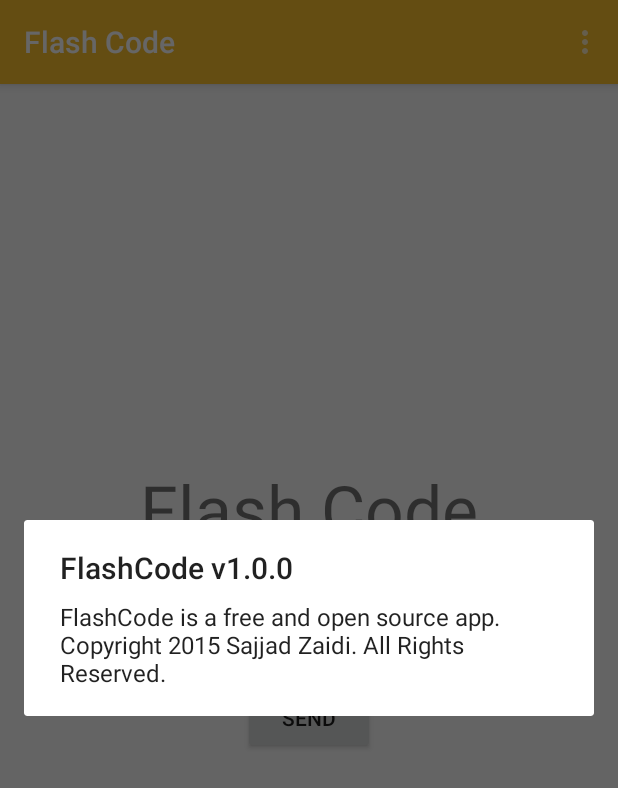
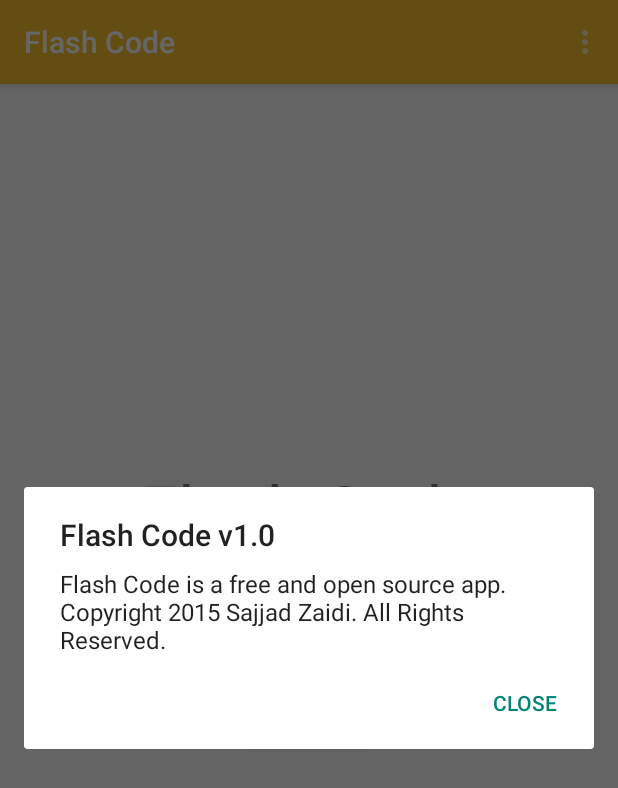
Before and after one commit to TheSZ11/FlashCode, an Android app: the screen it shows after launch (MainActivity), in the options menu, after a tap on "About", on a phone screen of 412 x 824 dp. Shown: the top 788 px of the screen. Run offline under Robolectric (Android 15) with nearby library versions, the phone set to English and light mode, and no system bars.

Commit message:
Added versioning. Added tutorial dialog. Cleaned up hardcoded strings in favour of resources.

```diff
--- a/app/src/main/AndroidManifest.xml
+++ b/app/src/main/AndroidManifest.xml
@@ -1,6 +1,8 @@
 <?xml version="1.0" encoding="utf-8"?>
 <manifest xmlns:android="http://schemas.android.com/apk/res/android"
-    package="com.szaidi.flashcode" >
+    package="com.szaidi.flashcode"
+    android:versionCode="1"
+    android:versionName="1.0">
 
     <uses-permission android:name="android.permission.CAMERA" />
     <uses-feature android:name="android.hardware.camera" />
--- a/app/src/main/java/com/szaidi/flashcode/MainActivity.java
+++ b/app/src/main/java/com/szaidi/flashcode/MainActivity.java
@@ -1,6 +1,7 @@
 package com.szaidi.flashcode;
 
 import android.app.AlertDialog;
+import android.content.DialogInterface;
 import android.content.pm.PackageManager;
 import android.hardware.Camera;
 import android.hardware.Camera.Parameters;
@@ -26,6 +27,8 @@ public class MainActivity extends ActionBarActivity {
     private Camera camera;
     private boolean isFlashOn = false;
 
+    String versionName = BuildConfig.VERSION_NAME;
+
     protected void onStop() {
         super.onStop();
         if (camera != null) {
@@ -38,6 +41,16 @@ public class MainActivity extends ActionBarActivity {
     protected void onCreate(Bundle savedInstanceState) {
         super.onCreate(savedInstanceState);
         setContentView(R.layout.activity_main);
+
+        new AlertDialog.Builder(this)
+                .setTitle(R.string.app_name)
+                .setMessage("FlashCode lets you easily convert any message into morse code. Simply type in your message and tap the button! It will convert your message to morse code and transmit via your flashlight!")
+                .setPositiveButton(R.string.dialogClose, new DialogInterface.OnClickListener() {
+                    public void onClick(DialogInterface dialog, int which) {
+
+                    }
+                })
+                .show();
 
         toolbar = (Toolbar) findViewById(R.id.tool_bar);
         setSupportActionBar(toolbar);
@@ -230,8 +243,13 @@ public class MainActivity extends ActionBarActivity {
         //noinspection SimplifiableIfStatement
         if (id == R.id.action_about) {
             new AlertDialog.Builder(this)
-                    .setTitle("FlashCode v1.0.0")
-                    .setMessage("FlashCode is a free and open source app. Copyright 2015 Sajjad Zaidi. All Rights Reserved.")
+                    .setTitle("Flash Code v" + versionName)
+                    .setMessage("Flash Code is a free and open source app. Copyright 2015 Sajjad Zaidi. All Rights Reserved.")
+                    .setPositiveButton(R.string.dialogClose, new DialogInterface.OnClickListener() {
+                        public void onClick(DialogInterface dialog, int which) {
+
+                        }
+                    })
                     .show();
             return true;
         }
--- a/app/src/main/res/values/strings.xml
+++ b/app/src/main/res/values/strings.xml
@@ -4,5 +4,6 @@
     <string name="app_name">Flash Code</string>
     <string name="hello_world">Hello world!</string>
     <string name="action_settings">Settings</string>
+    <string name="dialogClose">Close</string>
 
 </resources>
```
